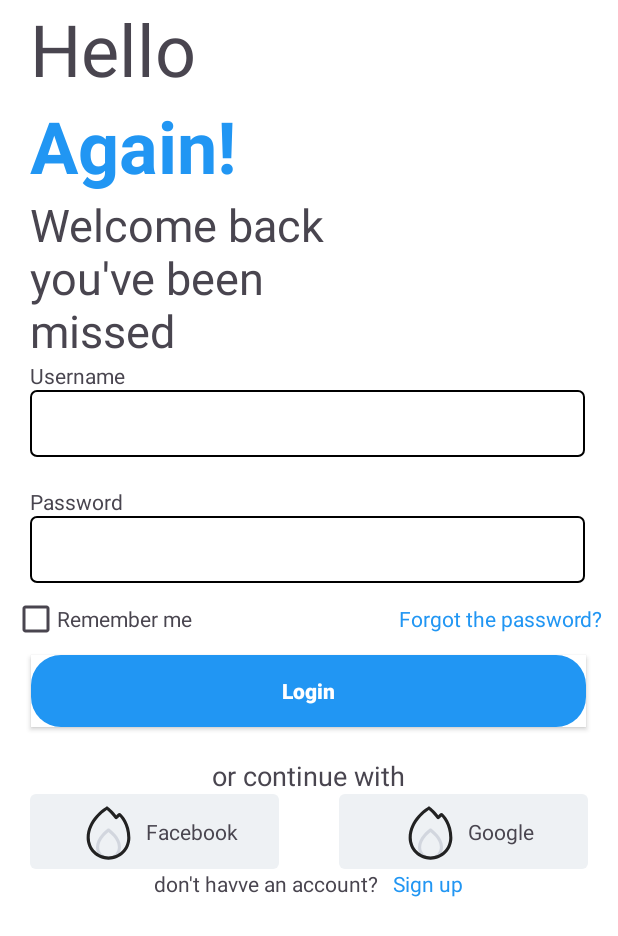
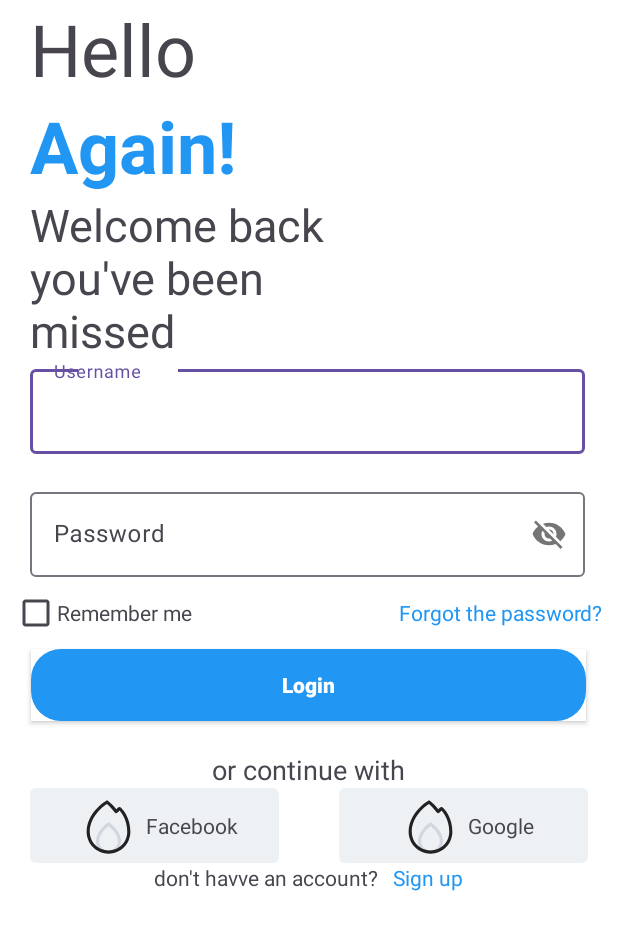
Before and after one commit to Dinh-Linh/HIT_Android, an Android app: the screen it shows after launch (MainActivity), on a phone screen of 412 x 824 dp. Shown: the top 936 px of the screen. Run offline under Robolectric (Android 15) with nearby library versions, the phone set to English and light mode, and no system bars.

```diff
--- a/week2/app/src/main/res/layout/activity_main.xml
+++ b/week2/app/src/main/res/layout/activity_main.xml
@@ -65,39 +65,37 @@
             android:textSize="30dp"/>
     </LinearLayout>
     <LinearLayout
-        android:layout_width="match_parent"
+        android:layout_width="390dp"
         android:layout_height="wrap_content"
         android:orientation="vertical"
         android:layout_marginBottom="20dp">
-        <TextView
-            android:layout_width="wrap_content"
-            android:layout_height="wrap_content"
-            android:text="Username"
-            android:layout_marginLeft="20dp"/>
-        <EditText
-            android:layout_width="370dp"
-            android:layout_height="wrap_content"
-            android:background="@drawable/edit_text"
-            android:layout_marginLeft="20dp"
-            android:padding="10dp"/>
+        <com.google.android.material.textfield.TextInputLayout
+            android:layout_width="match_parent"
+            android:layout_height="wrap_content">
+            <com.google.android.material.textfield.TextInputEditText
+                android:layout_width="match_parent"
+                android:layout_marginLeft="20dp"
+                android:hint="Username"
+                android:ems="10"
+                android:layout_height="wrap_content"/>
+        </com.google.android.material.textfield.TextInputLayout>
     </LinearLayout>
 
     <LinearLayout
-        android:layout_width="match_parent"
+        android:layout_width="390dp"
         android:layout_height="wrap_content"
         android:orientation="vertical"
         android:layout_marginBottom="20dp">
-        <TextView
-            android:layout_width="wrap_content"
+        <com.google.android.material.textfield.TextInputLayout
+            android:layout_width="match_parent"
             android:layout_height="wrap_content"
-            android:text="Password"
-            android:layout_marginLeft="20dp"/>
-        <EditText
-            android:layout_width="370dp"
-            android:layout_height="wrap_content"
-            android:padding="10dp"
-            android:background="@drawable/edit_text"
-            android:layout_marginLeft="20dp"/>
+            app:passwordToggleEnabled="true">
+            <com.google.android.material.textfield.TextInputEditText
+                android:layout_width="match_parent"
+                android:layout_marginLeft="20dp"
+                android:hint="Password"
+                android:layout_height="wrap_content"/>
+        </com.google.android.material.textfield.TextInputLayout>
     </LinearLayout>
 
     <LinearLayout
```
Also changed, not shown: exKt/listInKt/listInKt/src/main/kotlin/Main.kt (added, +62 -0 lines), exKt/listInKt/listInKt/src/main/kotlin/ex2.kt (added, +13 -0 lines), week2/app/src/main/res/drawable/eye_light.xml (added, +16 -0 lines), 3 other files.
